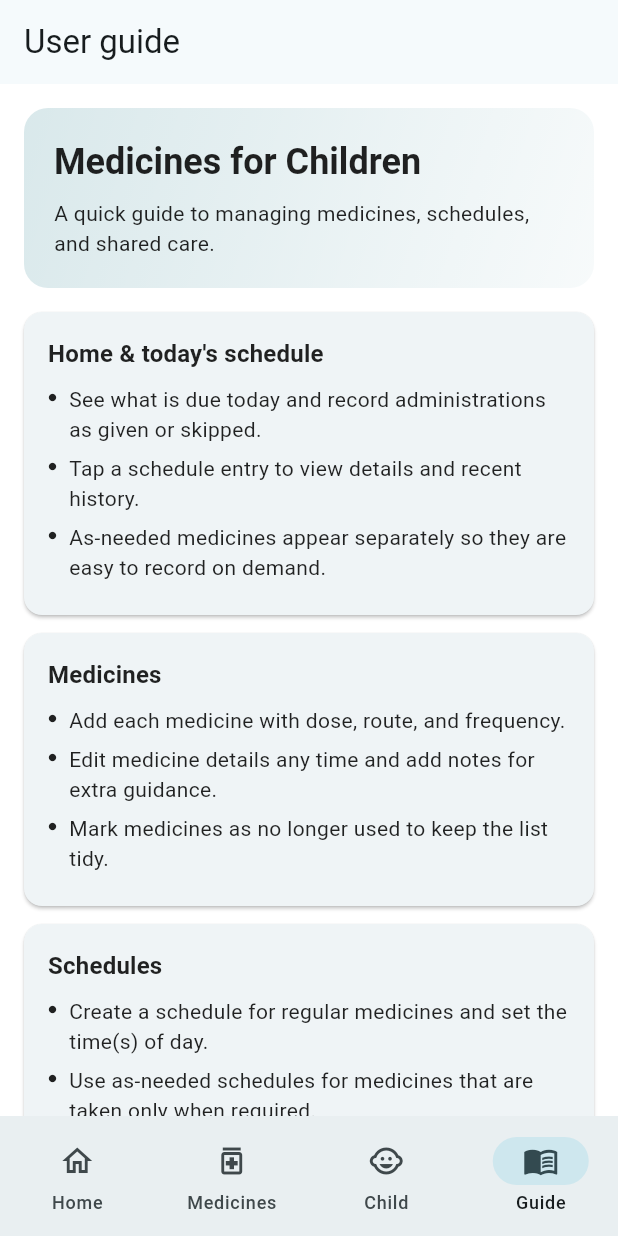
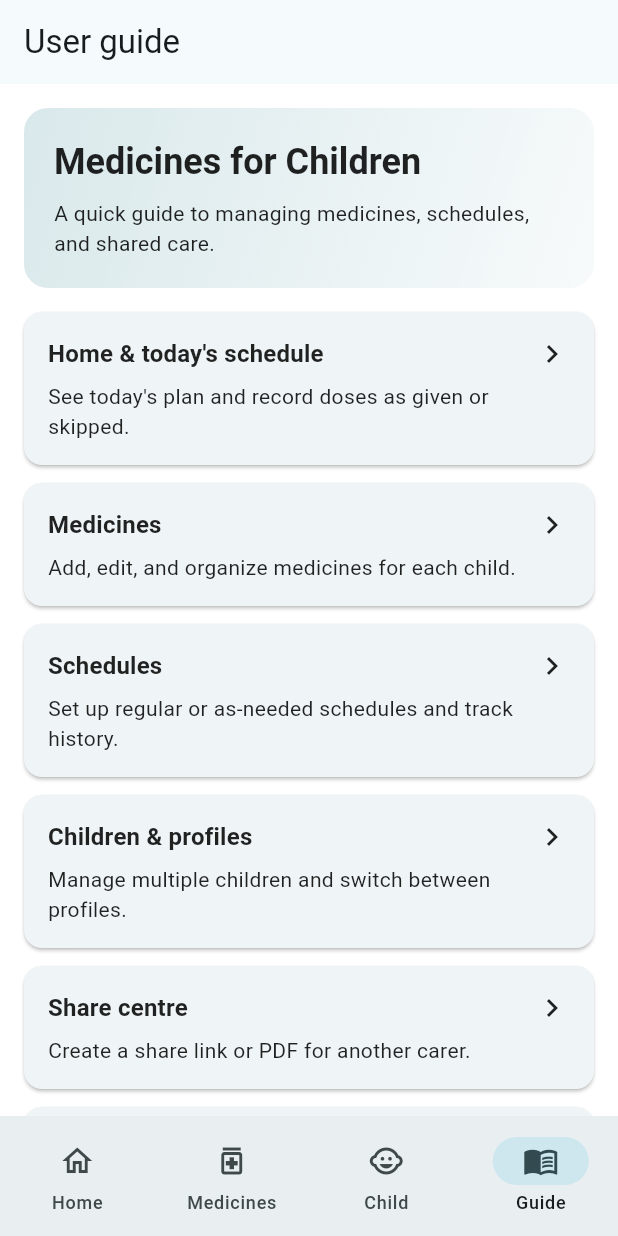
Before and after one commit to rcpch/medicines-for-children-flutter, a Flutter app: the UserGuidePage screen opened by its route, on a phone screen of 412 x 824 dp. Run offline on Flutter 3.47's test engine with Material 3 defaults, Android fonts, the phone set to English and light mode, and no system bars; our stand-ins replace dio, flutter_dotenv, flutter_local_notifications, flutter_riverpod, freezed_annotation, go_router and 5 more; missing offline and left inert: cryptography, dart:html, file_selector; accounts and stored records are empty.

Commit message:
Add user guide detail pages and automation test

```diff
--- /dev/null
+++ b/lib/features/user_guide/domain/user_guide_content.dart
@@ -0,0 +1,123 @@
+class UserGuideSection {
+  const UserGuideSection({
+    required this.id,
+    required this.title,
+    required this.summary,
+    required this.steps,
+  });
+
+  final String id;
+  final String title;
+  final String summary;
+  final List<String> steps;
+}
+
+const userGuideSections = <UserGuideSection>[
+  UserGuideSection(
+    id: 'home',
+    title: 'Home & today\'s schedule',
+    summary: 'See today\'s plan and record doses as given or skipped.',
+    steps: [
+      'Tap Home in the bottom navigation to open today\'s schedule.',
+      'Tap a schedule entry to open the medicine details and recent history.',
+      'Tap Given to record a dose that was taken.',
+      'Tap Skip to record a missed dose and confirm it in the dialog.',
+      'Tap Back to return to the full schedule list.',
+    ],
+  ),
+  UserGuideSection(
+    id: 'medicines',
+    title: 'Medicines',
+    summary: 'Add, edit, and organize medicines for each child.',
+    steps: [
+      'Tap Medicines in the bottom navigation to open the medicines list.',
+      'Tap Add medicine to start a new medicine entry.',
+      'Tap each field to enter name, dose, route, and frequency details.',
+      'Tap Add medicine at the bottom to save the medicine.',
+      'Tap a medicine card to review details or tap Edit to update it.',
+    ],
+  ),
+  UserGuideSection(
+    id: 'schedules',
+    title: 'Schedules',
+    summary: 'Set up regular or as-needed schedules and track history.',
+    steps: [
+      'Tap Home, then tap Schedules to manage medicine schedules.',
+      'Tap Add schedule to create a new schedule.',
+      'Tap the time fields to add each daily time you need reminders for.',
+      'Tap Save schedule to store the timetable.',
+      'Tap a schedule card to review its history or tap Edit to change it.',
+    ],
+  ),
+  UserGuideSection(
+    id: 'children',
+    title: 'Children & profiles',
+    summary: 'Manage multiple children and switch between profiles.',
+    steps: [
+      'Tap Child in the bottom navigation to open the child profile.',
+      'Tap Add child to create another child profile.',
+      'Tap each field to enter name, date of birth, condition, and allergies.',
+      'Tap Save to store the new child profile.',
+      'Tap the child selector to switch between children.',
+    ],
+  ),
+  UserGuideSection(
+    id: 'share-centre',
+    title: 'Share centre',
+    summary: 'Create a share link or PDF for another carer.',
+    steps: [
+      'Tap Child, then tap Share centre to view existing shares.',
+      'Tap New share to start a new shared schedule.',
+      'Tap the date range fields to set the share period.',
+      'Tap Digital share or PDF share to choose the format.',
+      'Tap Create share to send the invitation or generate the file.',
+    ],
+  ),
+  UserGuideSection(
+    id: 'shared-schedule',
+    title: 'Shared schedules (secondary carers)',
+    summary: 'Follow a shared link and record administrations.',
+    steps: [
+      'Tap the shared link you received to open the shared schedule.',
+      'Tap the Important info tab to review allergies and notes.',
+      'Tap the Schedule tab to return to the daily plan.',
+      'Tap Given or Skip on a scheduled item to record the action.',
+      'Tap Download schedule to save or share the PDF.',
+    ],
+  ),
+  UserGuideSection(
+    id: 'export-backup',
+    title: 'Exporting & backups',
+    summary: 'Export PDFs or back up your data for safe keeping.',
+    steps: [
+      'Tap Child, then tap Share centre to access export tools.',
+      'Tap Export medicines to generate a medicines summary PDF.',
+      'Tap Export schedule to choose a date range for a schedule PDF.',
+      'Tap Settings, then tap Export data to save a backup file.',
+      'Tap Settings, then tap Import data to restore a backup as a new profile.',
+    ],
+  ),
+  UserGuideSection(
+    id: 'offline',
+    title: 'Offline use',
+    summary: 'Continue working when you do not have a connection.',
+    steps: [
+      'Tap Home to view the most recently synced schedule.',
+      'Tap Given or Skip to record actions while offline.',
+      'Tap Share centre to review shared schedules while offline.',
+      'Tap Home to continue recording actions until you reconnect.',
+    ],
+  ),
+  UserGuideSection(
+    id: 'settings',
+    title: 'Settings & privacy',
+    summary: 'Manage privacy, theme, and support options.',
+    steps: [
+      'Tap Child, then tap Settings to open the settings screen.',
+      'Tap Privacy policy to read the privacy information.',
+      'Tap Data deletion to read data removal guidance.',
+      'Tap Dark theme to enable or disable the darker theme.',
+      'Tap Back to return to the main app.',
+    ],
+  ),
+];
--- a/lib/features/user_guide/presentation/user_guide_page.dart
+++ b/lib/features/user_guide/presentation/user_guide_page.dart
@@ -1,4 +1,7 @@
 import 'package:flutter/material.dart';
+import 'package:go_router/go_router.dart';
+import 'package:medicines_for_children_flutter/app/router/app_router.dart';
+import 'package:medicines_for_children_flutter/features/user_guide/domain/user_guide_content.dart';
 
 class UserGuidePage extends StatelessWidget {
   const UserGuidePage({super.key});
@@ -20,76 +23,16 @@ class UserGuidePage extends StatelessWidget {
             accent: colorScheme.primary,
           ),
           const SizedBox(height: 16),
-          const _GuideSection(
-            title: 'Home & today\'s schedule',
-            items: [
-              'See what is due today and record administrations as given or skipped.',
-              'Tap a schedule entry to view details and recent history.',
-              'As-needed medicines appear separately so they are easy to record on demand.',
-            ],
+          ...userGuideSections.map(
+            (section) => _GuideSection(
+              key: ValueKey('guide-section-${section.id}'),
+              title: section.title,
+              summary: section.summary,
+              onTap: () => context.pushNamed(
+                AppRoute.userGuideDetail.name,
+                pathParameters: {'sectionId': section.id},
               ),
-          const _GuideSection(
-            title: 'Medicines',
-            items: [
-              'Add each medicine with dose, route, and frequency.',
-              'Edit medicine details any time and add notes for extra guidance.',
-              'Mark medicines as no longer used to keep the list tidy.',
-            ],
             ),
-          const _GuideSection(
-            title: 'Schedules',
-            items: [
-              'Create a schedule for regular medicines and set the time(s) of day.',
-              'Use as-needed schedules for medicines that are taken only when required.',
-              'Review schedule history to confirm recent administrations.',
-            ],
-          ),
-          const _GuideSection(
-            title: 'Children & profiles',
-            items: [
-              'Add multiple children and switch between them in the child section.',
-              'Store conditions, allergies, and notes for quick reference.',
-              'Keep profile details up to date to help carers and clinicians.',
-            ],
-          ),
-          const _GuideSection(
-            title: 'Share centre',
-            items: [
-              'Create a share to give a secondary carer access for a set time period.',
-              'Choose a digital share link or generate a schedule PDF for printing.',
-              'Extend, end, or delete shares as care arrangements change.',
-            ],
-          ),
-          const _GuideSection(
-            title: 'Shared schedules (secondary carers)',
-            items: [
-              'Open the share link to view the schedule and important child information.',
-              'Record administrations directly in the shared schedule view.',
-              'Download or generate the PDF schedule when needed.',
-            ],
-          ),
-          const _GuideSection(
-            title: 'Exporting & backups',
-            items: [
-              'Export medicine summaries or schedules as PDFs from the share centre.',
-              'Use backups to move data to another device or create a fresh profile.',
-              'Importing a backup creates a new profile rather than replacing an existing one.',
-            ],
-          ),
-          const _GuideSection(
-            title: 'Offline use',
-            items: [
-              'The app keeps your latest data available when you are offline.',
-              'Actions you take offline are queued and sent when you reconnect.',
-            ],
-          ),
-          const _GuideSection(
-            title: 'Settings & privacy',
-            items: [
-              'Review the privacy policy and data deletion information in settings.',
-              'Control analytics consent from the settings screen.',
-              'Use the dark theme if it is more comfortable for you.',
-            ],
           ),
           const SizedBox(height: 12),
           Card(
@@ -150,12 +93,15 @@ class _GuideHeader extends StatelessWidget {
 
 class _GuideSection extends StatelessWidget {
   const _GuideSection({
+    super.key,
     required this.title,
-    required this.items,
+    required this.summary,
+    required this.onTap,
   });
 
   final String title;
-  final List<String> items;
+  final String summary;
+  final VoidCallback onTap;
 
   @override
   Widget build(BuildContext context) {
@@ -163,30 +109,27 @@ class _GuideSection extends StatelessWidget {
 
     return Card(
       margin: const EdgeInsets.only(bottom: 12),
+      child: InkWell(
+        borderRadius: BorderRadius.circular(12),
+        onTap: onTap,
         child: Padding(
           padding: const EdgeInsets.all(16),
+          child: Row(
+            crossAxisAlignment: CrossAxisAlignment.start,
+            children: [
+              Expanded(
                 child: Column(
                   crossAxisAlignment: CrossAxisAlignment.start,
                   children: [
                     Text(title, style: textTheme.titleMedium?.copyWith(fontWeight: FontWeight.w600)),
-            const SizedBox(height: 8),
-            ...items.map(
-              (item) => Padding(
-                padding: const EdgeInsets.only(bottom: 6),
-                child: Row(
-                  crossAxisAlignment: CrossAxisAlignment.start,
-                  children: [
-                    const Padding(
-                      padding: EdgeInsets.only(top: 6),
-                      child: Icon(Icons.circle, size: 6),
-                    ),
-                    const SizedBox(width: 8),
-                    Expanded(child: Text(item, style: textTheme.bodyMedium)),
+                    const SizedBox(height: 6),
+                    Text(summary, style: textTheme.bodyMedium),
                   ],
                 ),
               ),
+              const Icon(Icons.chevron_right),
+            ],
           ),
-          ],
         ),
       ),
     );
```
Also changed, not shown: lib/app/router/app_router.dart (+11 -0 lines), lib/features/user_guide/presentation/user_guide_detail_page.dart (added, +86 -0 lines), 1 other file. Lines whose indentation alone changed are shown as unchanged.
